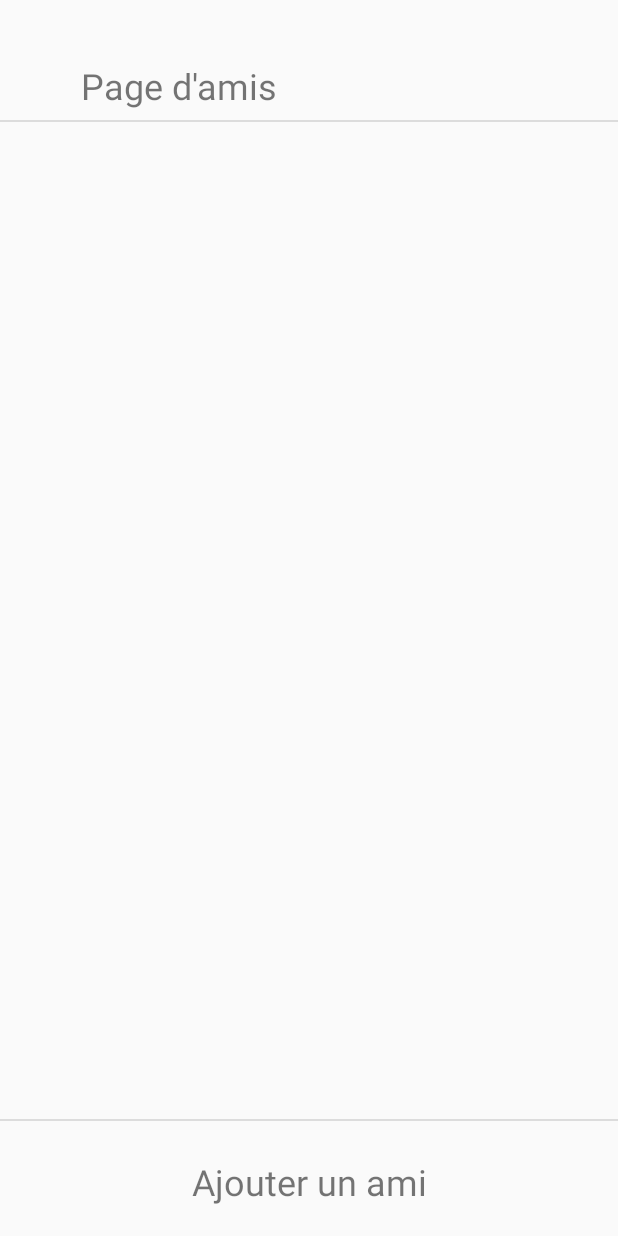
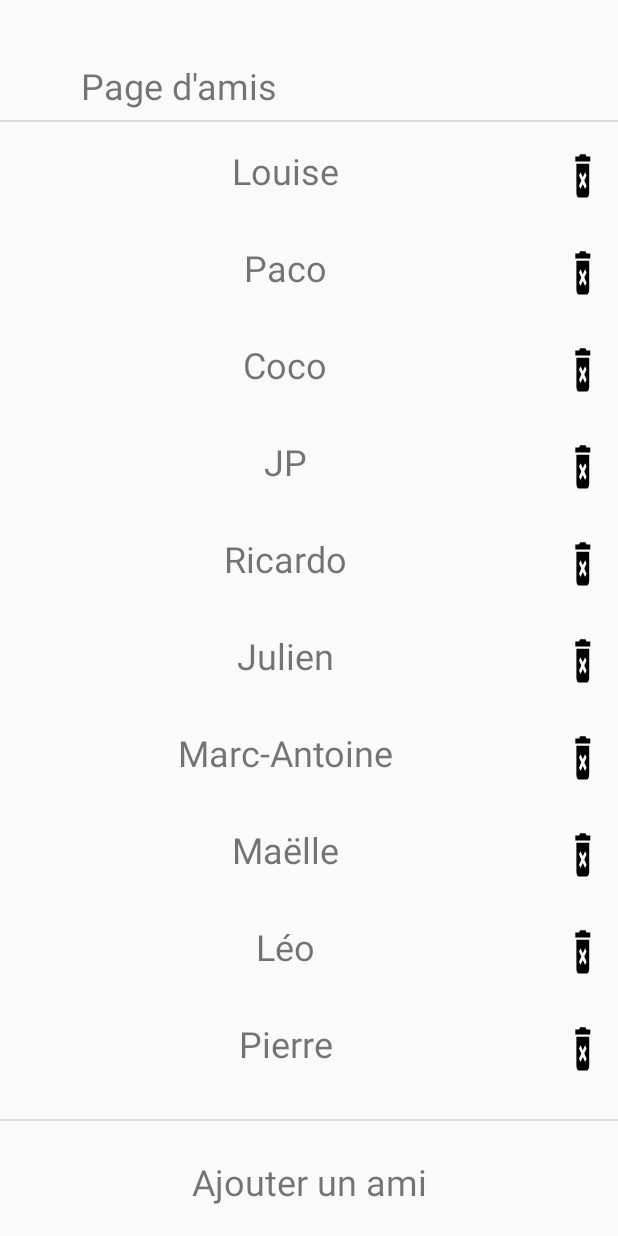
Before and after one commit to TheRealPaco/Festiv-Aman, an Android app: the FriendsActivity screen opened directly, with no data from a screen before it, on a phone screen of 412 x 824 dp. Run offline under Robolectric (Android 15) with nearby library versions, the phone set to English and light mode, and no system bars.

Commit message:
Mock database

```diff
--- a/app/src/main/java/com/s5/festivaman/AccountInfoActivity.java
+++ b/app/src/main/java/com/s5/festivaman/AccountInfoActivity.java
@@ -10,7 +10,6 @@ import com.s5.festivaman.activities.DrawerActivity;
 import com.s5.festivaman.modifaccount.bracelet;
 import com.s5.festivaman.modifaccount.email;
 import com.s5.festivaman.modifaccount.password;
-import com.s5.festivaman.modifaccount.user_name;
 
 public class AccountInfoActivity extends DrawerActivity {
 
--- a/app/src/main/java/com/s5/festivaman/AppLoadingActivity.java
+++ b/app/src/main/java/com/s5/festivaman/AppLoadingActivity.java
@@ -1,10 +1,8 @@
 package com.s5.festivaman;
 
 import android.content.Intent;
+import android.os.Bundle;
 import android.support.v7.app.AppCompatActivity;
-import android.os.Bundle;
-import android.view.View;
-import android.widget.ProgressBar;
 
 public class AppLoadingActivity extends AppCompatActivity {
 
--- a/app/src/main/java/com/s5/festivaman/BirthDate.java
+++ b/app/src/main/java/com/s5/festivaman/BirthDate.java
@@ -2,12 +2,11 @@ package com.s5.festivaman;
 
 import android.app.AlertDialog;
 import android.content.DialogInterface;
+import android.os.Bundle;
 import android.support.v7.app.AppCompatActivity;
-import android.os.Bundle;
 import android.view.View;
 import android.widget.Button;
 import android.widget.CalendarView;
-import android.widget.EditText;
 import android.widget.TextView;
 
 import com.s5.festivaman.Socket.DatabaseQueries;
--- a/app/src/main/java/com/s5/festivaman/ForgottenPasseword.java
+++ b/app/src/main/java/com/s5/festivaman/ForgottenPasseword.java
@@ -2,9 +2,8 @@ package com.s5.festivaman;
 
 import android.app.AlertDialog;
 import android.content.DialogInterface;
-import android.content.Intent;
+import android.os.Bundle;
 import android.support.v7.app.AppCompatActivity;
-import android.os.Bundle;
 import android.view.View;
 import android.widget.EditText;
 
--- a/app/src/main/java/com/s5/festivaman/GroupsActivity.java
+++ b/app/src/main/java/com/s5/festivaman/GroupsActivity.java
@@ -3,13 +3,8 @@ package com.s5.festivaman;
 import android.app.AlertDialog;
 import android.content.DialogInterface;
 import android.content.Intent;
-import android.support.design.widget.NavigationView;
-import android.support.v4.view.GravityCompat;
-import android.support.v4.widget.DrawerLayout;
-import android.support.v7.app.AppCompatActivity;
 import android.os.Bundle;
 import android.view.Gravity;
-import android.view.MenuItem;
 import android.view.View;
 import android.widget.Button;
 import android.widget.LinearLayout;
@@ -17,7 +12,6 @@ import android.widget.TextView;
 
 import com.s5.festivaman.Socket.DatabaseQueries;
 import com.s5.festivaman.activities.DrawerActivity;
-import com.s5.festivaman.modifaccount.bracelet;
 import com.s5.festivaman.user.User;
 
 import java.util.HashMap;
--- a/app/src/main/java/com/s5/festivaman/LoginActivity.java
+++ b/app/src/main/java/com/s5/festivaman/LoginActivity.java
@@ -3,17 +3,14 @@ package com.s5.festivaman;
 import android.app.AlertDialog;
 import android.content.DialogInterface;
 import android.content.Intent;
+import android.os.Bundle;
 import android.support.v7.app.AppCompatActivity;
-import android.os.Bundle;
 import android.view.View;
 import android.widget.EditText;
 import android.widget.ProgressBar;
-import android.widget.TextView;
 
 import com.s5.festivaman.Socket.DatabaseQueries;
 import com.s5.festivaman.user.User;
-
-import com.s5.festivaman.modifaccount.bracelet;
 
 public class LoginActivity extends AppCompatActivity {
 
--- a/app/src/main/java/com/s5/festivaman/MapsActivity.java
+++ b/app/src/main/java/com/s5/festivaman/MapsActivity.java
@@ -1,9 +1,9 @@
 package com.s5.festivaman;
 
 import android.content.Intent;
+import android.os.Bundle;
 import android.support.design.widget.NavigationView;
 import android.support.v4.app.FragmentActivity;
-import android.os.Bundle;
 import android.support.v4.view.GravityCompat;
 import android.support.v4.widget.DrawerLayout;
 import android.view.MenuItem;
--- a/app/src/main/java/com/s5/festivaman/NewGroup.java
+++ b/app/src/main/java/com/s5/festivaman/NewGroup.java
@@ -1,7 +1,7 @@
 package com.s5.festivaman;
 
+import android.os.Bundle;
 import android.support.v7.app.AppCompatActivity;
-import android.os.Bundle;
 
 public class NewGroup extends AppCompatActivity {
 
--- a/app/src/main/java/com/s5/festivaman/NewMeetingPoint.java
+++ b/app/src/main/java/com/s5/festivaman/NewMeetingPoint.java
@@ -1,7 +1,7 @@
 package com.s5.festivaman;
 
+import android.os.Bundle;
 import android.support.v7.app.AppCompatActivity;
-import android.os.Bundle;
 
 public class NewMeetingPoint extends AppCompatActivity {
 
--- a/app/src/main/java/com/s5/festivaman/NewUserActivity.java
+++ b/app/src/main/java/com/s5/festivaman/NewUserActivity.java
@@ -3,8 +3,8 @@ package com.s5.festivaman;
 import android.app.AlertDialog;
 import android.content.DialogInterface;
 import android.content.Intent;
+import android.os.Bundle;
 import android.support.v7.app.AppCompatActivity;
-import android.os.Bundle;
 import android.view.View;
 import android.widget.EditText;
 
--- a/app/src/main/java/com/s5/festivaman/Socket/ClientThread.java
+++ b/app/src/main/java/com/s5/festivaman/Socket/ClientThread.java
@@ -1,6 +1,5 @@
 package com.s5.festivaman.Socket;
 
-import java.io.IOException;
 import java.net.InetSocketAddress;
 import java.net.Socket;
 import java.util.List;
--- a/app/src/main/java/com/s5/festivaman/Socket/DatabaseQueries.java
+++ b/app/src/main/java/com/s5/festivaman/Socket/DatabaseQueries.java
@@ -6,8 +6,9 @@ import java.util.ArrayList;
 import java.util.List;
 
 public class DatabaseQueries {
-
-    private static boolean isDatabaseMocked = false;
+    List<String> returnList;
+    // Used to mock DB when database not available
+    private static boolean isDatabaseMocked = true;
 
     public static void mockDatabase() {
         DatabaseQueries.isDatabaseMocked = false;
@@ -19,6 +20,7 @@ public class DatabaseQueries {
 
 
     public DatabaseQueries() {
+        returnList = new ArrayList<String>();
         query = new ArrayList<>();
     }
 
@@ -88,6 +90,7 @@ public class DatabaseQueries {
 
     public boolean removeFriends(String user, String friend) {
         if (isDatabaseMocked) {
+            returnList.remove(user);
             return true;
         }
         query.add("removeFriend");
@@ -99,6 +102,7 @@ public class DatabaseQueries {
 
     public boolean addFriends(String user, String friend) {
         if (isDatabaseMocked) {
+            returnList.add(user);
             return true;
         }
         query.add("addFriend");
@@ -124,8 +128,17 @@ public class DatabaseQueries {
 
     public List<String> getFriendsList(String user) {
         if (isDatabaseMocked) {
-            List<String> returnList = new ArrayList<String>();
-            returnList.add("dummy friends");
+
+            returnList.add("Louise");
+            returnList.add("Paco");
+            returnList.add("Coco");
+            returnList.add("JP");
+            returnList.add("Ricardo");
+            returnList.add("Julien");
+            returnList.add("Marc-Antoine");
+            returnList.add("Maëlle");
+            returnList.add("Léo");
+            returnList.add("Pierre");
             return returnList;
         }
         query.add("friendList");
@@ -137,9 +150,9 @@ public class DatabaseQueries {
     public List<String> getMeetingList() {
         if (isDatabaseMocked) {
             List<String> returnList = new ArrayList<String>();
-            returnList.add("Les vielles Charues;48.270482;-3.551300");
+            returnList.add("Les vieilles Charrues;48.270482;-3.551300");
             returnList.add("HellFest;47.097252;-1.271214");
-            returnList.add("FEQ;46.802410;-71.216937");
+            returnList.add("Festival d'été de Québec;46.802410;-71.216937");
             return returnList;
         }
         query.add("MeetingPoints");
@@ -164,9 +177,9 @@ public class DatabaseQueries {
     public List<String> getEventsPosition() {
         if (isDatabaseMocked) {
             List<String> tempList = new ArrayList<String>();
-            tempList.add("Les vielles Charues;48.270482;-3.551300");
+            tempList.add("Les vieilles Charrues;48.270482;-3.551300");
             tempList.add("HellFest;47.097252;-1.271214");
-            tempList.add("FEQ;46.802410;-71.216937");
+            tempList.add("Festival d'été de Québec;46.802410;-71.216937");
             return tempList;
         }
         query.add("eventsPos");
--- a/app/src/main/java/com/s5/festivaman/Socket/Sender.java
+++ b/app/src/main/java/com/s5/festivaman/Socket/Sender.java
@@ -1,13 +1,8 @@
 package com.s5.festivaman.Socket;
 
-import java.io.BufferedReader;
-import java.io.DataOutputStream;
 import java.io.IOException;
-import java.io.InputStream;
-import java.io.InputStreamReader;
 import java.io.OutputStreamWriter;
 import java.net.Socket;
-import java.util.ArrayList;
 import java.util.List;
 
 public class Sender{
--- a/app/src/main/java/com/s5/festivaman/add_friend.java
+++ b/app/src/main/java/com/s5/festivaman/add_friend.java
@@ -1,15 +1,13 @@
 package com.s5.festivaman;
 
 import android.content.DialogInterface;
+import android.os.Bundle;
 import android.support.v7.app.AlertDialog;
-import android.support.v7.app.AppCompatActivity;
-import android.os.Bundle;
 import android.view.Gravity;
 import android.view.View;
 import android.widget.Button;
 import android.widget.EditText;
 import android.widget.LinearLayout;
-import android.widget.Space;
 import android.widget.TextView;
 
 import com.s5.festivaman.Socket.DatabaseQueries;
--- a/app/src/main/java/com/s5/festivaman/modifaccount/email.java
+++ b/app/src/main/java/com/s5/festivaman/modifaccount/email.java
@@ -2,8 +2,6 @@ package com.s5.festivaman.modifaccount;
 
 import android.app.AlertDialog;
 import android.content.DialogInterface;
-import android.support.v7.app.AppCompatActivity;
-import android.os.Bundle;
 import android.text.InputType;
 import android.view.View;
 import android.widget.Button;
--- a/app/src/main/java/com/s5/festivaman/modifaccount/password.java
+++ b/app/src/main/java/com/s5/festivaman/modifaccount/password.java
@@ -2,8 +2,6 @@ package com.s5.festivaman.modifaccount;
 
 import android.app.AlertDialog;
 import android.content.DialogInterface;
-import android.support.v7.app.AppCompatActivity;
-import android.os.Bundle;
 import android.text.InputType;
 import android.view.View;
 import android.widget.Button;
```
Also changed, not shown: app/src/main/java/com/s5/festivaman/HomeActivity.java (+0 -8 lines).
